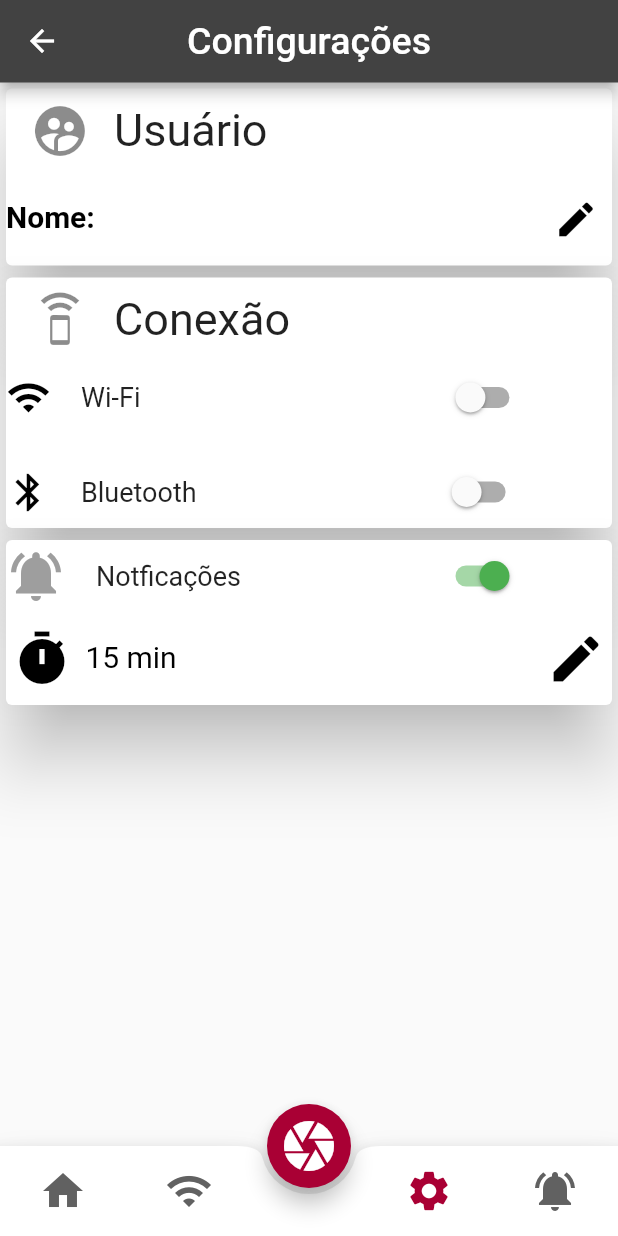
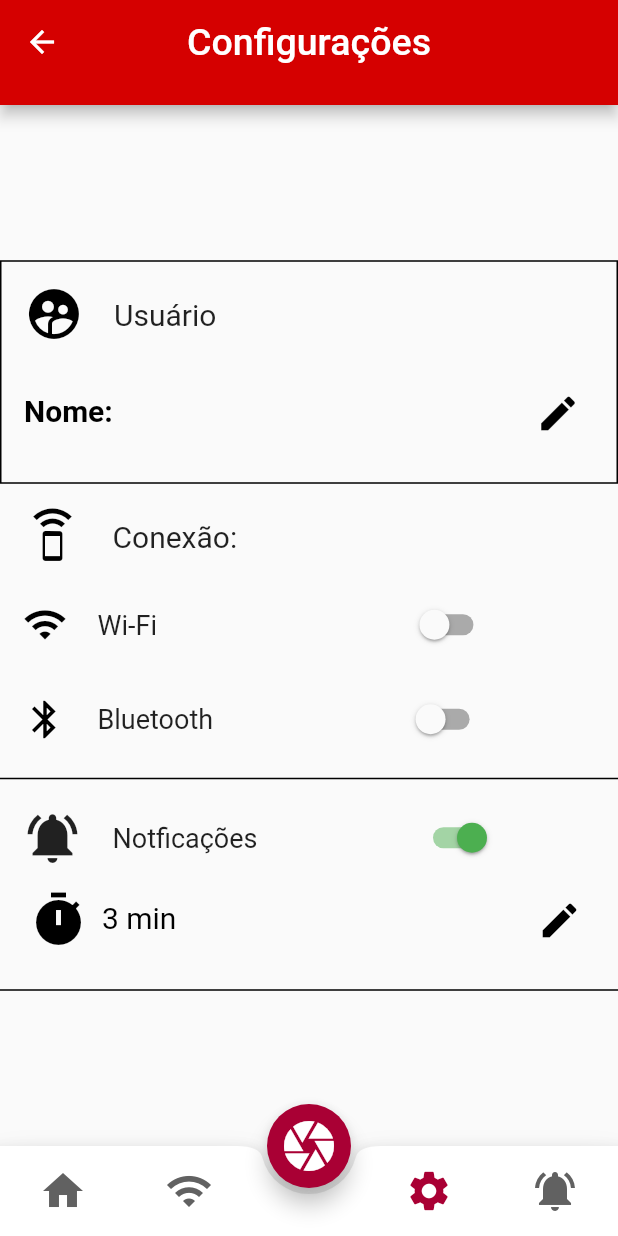
Before and after one commit to SmartMeat-UnB/smartmeat, a Flutter app: the Settings screen opened by its route, on a phone screen of 412 x 824 dp. Run offline on Flutter 3.47's test engine with Material 2 defaults, Android fonts, the phone set to English and light mode, and no system bars; our stand-ins replace auto_size_text, flutter_local_notifications, flutter_xlider, image_cropper, image_picker, shared_preferences; missing offline and left inert: adhara_socket_io, system_setting; accounts and stored records are empty.

Commit message:
Resolvendo conflitos

```diff
--- a/lib/screens/settings.dart
+++ b/lib/screens/settings.dart
@@ -1,4 +1,5 @@
 import 'dart:async';
+import 'dart:developer';
 
 import 'package:SmartMeat/widgets/bottom_app_bar.dart';
 import 'package:SmartMeat/widgets/float_button.dart';
@@ -63,13 +64,13 @@ class _SettingsState extends State<Settings> {
   @override
   Widget build(BuildContext context) {
     return Scaffold(
-        resizeToAvoidBottomPadding: false,
+        resizeToAvoidBottomPadding: true,
         appBar: PreferredSize(
           child: AppBar(
             title: Text('Configurações',
                 style: TextStyle(color: Colors.white, fontSize: 25)),
             centerTitle: true,
-            backgroundColor: Colors.grey[800],
+            backgroundColor: Colors.redAccent[700],
             leading: IconButton(
               icon: Icon(
                 Icons.arrow_back,
@@ -80,19 +81,37 @@ class _SettingsState extends State<Settings> {
               },
             ),
           ),
-          preferredSize: Size.fromHeight(55.0),
+          preferredSize: Size.fromHeight(70.0),
         ),
-        body: new Container(
-          child: new Column(
+        body: Container(
+            child: Container(
+          alignment: Alignment.center,
+          width: double.infinity,
+          height: double.infinity,
+          child: SingleChildScrollView(
+            child: Column(
               children: <Widget>[
-              new Card(
-               elevation: 20,
+                Container(
+                  padding: EdgeInsets.symmetric(horizontal: 15.0, vertical: 15),
+                  decoration:
+                      BoxDecoration(border: Border.all(color: Colors.black)),
                   child: Column(
-            mainAxisSize: MainAxisSize.min,
+                    mainAxisAlignment: MainAxisAlignment.start,
+                    crossAxisAlignment: CrossAxisAlignment.start,
                       children: <Widget>[
-              const ListTile(
-                leading: Icon(Icons.supervised_user_circle, size: 40),
-                  title: Text('Usuário', style: TextStyle(fontSize: 30),),
+                         Row(children: <Widget>[
+                        Icon(
+                          Icons.supervised_user_circle,
+                          size: 40,
+                          color: Colors.black,
+                        ),
+                        SizedBox(
+                          width: 20,
+                        ),
+                        Text("Usuário", style: TextStyle(fontSize: 20)),
+                      ]),
+                      SizedBox(
+                        height: 15,
                       ),
                       TextField(
                         onChanged: (text) {
@@ -118,14 +137,29 @@ class _SettingsState extends State<Settings> {
                     ],
                   ),
                 ),
-         new Card(
-           elevation: 20,
+                Container(
+                  padding: EdgeInsets.symmetric(horizontal: 15.0, vertical: 15),
+                  decoration: BoxDecoration(
+                      border: Border(
+                    bottom: BorderSide(color: Colors.black),
+                  )),
                   child: Column(
-            mainAxisSize: MainAxisSize.min,
+                    mainAxisAlignment: MainAxisAlignment.start,
+                    crossAxisAlignment: CrossAxisAlignment.start,
                     children: <Widget>[
-              const ListTile(
-                leading: Icon(Icons.speaker_phone, size: 40),
-                  title: Text('Conexão', style: TextStyle(fontSize: 30),),
+                      Row(children: <Widget>[
+                        Icon(
+                          Icons.speaker_phone,
+                          size: 40,
+                          color: Colors.black,
+                        ),
+                        SizedBox(
+                          width: 20,
+                        ),
+                        Text("Conexão:", style: TextStyle(fontSize: 20)),
+                      ]),
+                      SizedBox(
+                        height: 15,
                       ),
                       Row(children: <Widget>[
                         Icon(
@@ -138,7 +172,7 @@ class _SettingsState extends State<Settings> {
                         ),
                         Text("Wi-Fi", style: TextStyle(fontSize: 18)),
                         SizedBox(
-                          width: 200,
+                          width: 165,
                         ),
                         Switch(
                           onChanged: (bool value) {
@@ -164,7 +198,7 @@ class _SettingsState extends State<Settings> {
                         ),
                         Text("Bluetooth", style: TextStyle(fontSize: 18)),
                         SizedBox(
-                          width: 160,
+                          width: 125,
                         ),
                         Switch(
                           onChanged: (bool value) {
@@ -179,23 +213,28 @@ class _SettingsState extends State<Settings> {
                     ],
                   ),
                 ),
-                new Card(
-                  elevation: 20,
+                Container(
+                  padding: EdgeInsets.symmetric(horizontal: 15.0, vertical: 15),
+                  decoration: BoxDecoration(
+                      border: Border(
+                    bottom: BorderSide(color: Colors.black),
+                  )),
                   child: Column(
-            mainAxisSize: MainAxisSize.min,
+                    mainAxisAlignment: MainAxisAlignment.start,
+                    crossAxisAlignment: CrossAxisAlignment.start,
                     children: <Widget>[
                       Row(children: <Widget>[
                         Icon(
                           Icons.notifications_active,
                           size: 40,
-                          color: Colors.grey[500],
+                          // color: Colors.black,
                         ),
                         SizedBox(
                           width: 20,
                         ),
                         Text("Notficações", style: TextStyle(fontSize: 18)),
                         SizedBox(
-                          width: 130,
+                          width: 104,
                         ),
                         Switch(
                           onChanged: (bool value) {
@@ -206,8 +245,9 @@ class _SettingsState extends State<Settings> {
                         ),
                       ]),
                       TextField(
-                        onChanged: (text) {
-                          _doSomething(text);
+                        keyboardType: TextInputType.number,
+                        onChanged: (tempo) {
+                          _alterarTempo(int.parse(tempo));
                         },
                         decoration: InputDecoration(
                           prefixIcon: Icon(
@@ -217,11 +257,11 @@ class _SettingsState extends State<Settings> {
                           ),
                           suffixIcon: Icon(
                             Icons.edit,
-                            size: 40,
+                            size: 30,
                             color: Colors.black,
                           ),
                           border: InputBorder.none,
-                          labelText: " 15 min",
+                          labelText: " $_tempo min",
                           labelStyle: TextStyle(
                             height: 0,
                             fontSize: 20,
@@ -235,13 +275,10 @@ class _SettingsState extends State<Settings> {
               ],
             ),
           ),
+        )),
         bottomNavigationBar: BottomApp(),
         floatingActionButton: FloatButton(),
         floatingActionButtonLocation:
-        FloatingActionButtonLocation.centerDocked
-        );
-
-
-
+            FloatingActionButtonLocation.centerDocked);
   }
 }
```
Lines whose indentation alone changed are shown as unchanged.
